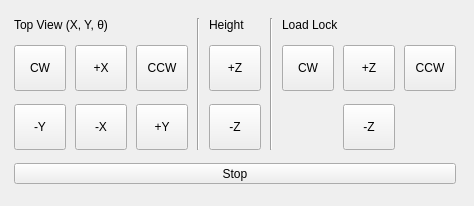
This is source/ui/REIXS/REIXSSampleChamberButtonPanel.ui in acquaman/acquaman as Qt 5 draws it before an edit. The edited form follows.
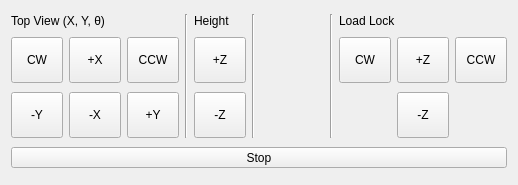
This is the edited form. Icons and pictures are not drawn. Custom widgets are drawn as their Qt base class.

Commit message: Fixes size policy/widget expansion in AMSampleManagementWidget and camera widgets. REIXS: disables auto-export on REIXSXESScanConfiguration, since this was made the default but fails for lack of a a registered auto-exporter.

What changed in the file:
```diff
--- a/source/ui/REIXS/REIXSSampleChamberButtonPanel.ui
+++ b/source/ui/REIXS/REIXSSampleChamberButtonPanel.ui
@@ -6,8 +6,8 @@
    <rect>
     <x>0</x>
     <y>0</y>
-    <width>474</width>
-    <height>206</height>
+    <width>518</width>
+    <height>185</height>
    </rect>
   </property>
   <property name="sizePolicy">
@@ -60,7 +60,14 @@
      </property>
     </widget>
    </item>
-   <item row="0" column="6" colspan="3">
+   <item row="0" column="7" rowspan="3">
+    <widget class="Line" name="line2_2">
+     <property name="orientation">
+      <enum>Qt::Vertical</enum>
+     </property>
+    </widget>
+   </item>
+   <item row="0" column="8" colspan="3">
     <widget class="QLabel" name="loadLockLabel">
      <property name="sizePolicy">
       <sizepolicy hsizetype="Preferred" vsizetype="Fixed">
@@ -222,6 +229,19 @@
     </widget>
    </item>
    <item row="1" column="6">
+    <spacer name="horizontalSpacer">
+     <property name="orientation">
+      <enum>Qt::Horizontal</enum>
+     </property>
+     <property name="sizeHint" stdset="0">
+      <size>
+       <width>40</width>
+       <height>10</height>
+      </size>
+     </property>
+    </spacer>
+   </item>
+   <item row="1" column="8">
     <widget class="AMControlMoveButton" name="loadLockCW">
      <property name="minimumSize">
       <size>
@@ -258,7 +278,7 @@
      </property>
     </widget>
    </item>
-   <item row="1" column="7">
+   <item row="1" column="9">
     <widget class="AMControlMoveButton" name="loadLockZup">
      <property name="minimumSize">
       <size>
@@ -295,7 +315,7 @@
      </property>
     </widget>
    </item>
-   <item row="1" column="8">
+   <item row="1" column="10">
     <widget class="AMControlMoveButton" name="loadLockCCW">
      <property name="minimumSize">
       <size>
@@ -480,7 +500,7 @@
      </property>
     </widget>
    </item>
-   <item row="2" column="7">
+   <item row="2" column="9">
     <widget class="AMControlMoveButton" name="loadLockZdown">
      <property name="minimumSize">
       <size>
@@ -517,7 +537,7 @@
      </property>
     </widget>
    </item>
-   <item row="3" column="0" colspan="9">
+   <item row="3" column="0" colspan="11">
     <widget class="QToolButton" name="stopAll">
      <property name="sizePolicy">
       <sizepolicy hsizetype="MinimumExpanding" vsizetype="Fixed">
```
Left out of the diff: 9 changed lines with no effect on the pictures. The commit also changes 6 other files.
